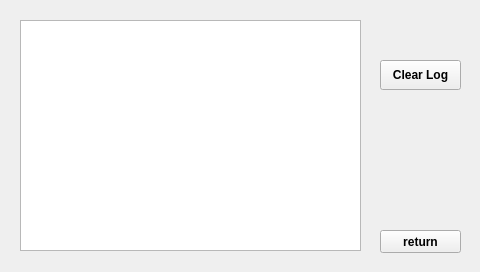
First picture: the form in showlog.ui, repository 3semesterprojekt/DevKitsoftware, before the edit.
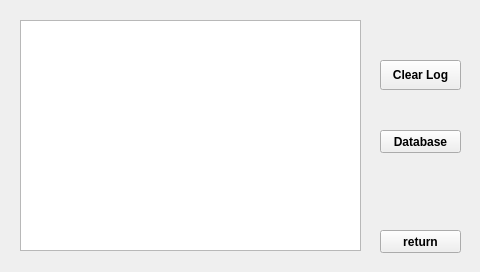
Second picture: the form after the edit.

The edit to the form file:
```diff
--- a/showlog.ui
+++ b/showlog.ui
@@ -73,6 +73,28 @@
     <string>Clear Log</string>
    </property>
   </widget>
+  <widget class="QPushButton" name="pushButton">
+   <property name="geometry">
+    <rect>
+     <x>380</x>
+     <y>130</y>
+     <width>81</width>
+     <height>23</height>
+    </rect>
+   </property>
+   <property name="font">
+    <font>
+     <weight>75</weight>
+     <bold>true</bold>
+    </font>
+   </property>
+   <property name="focusPolicy">
+    <enum>Qt::NoFocus</enum>
+   </property>
+   <property name="text">
+    <string>Database</string>
+   </property>
+  </widget>
  </widget>
  <resources/>
  <connections/>
```
